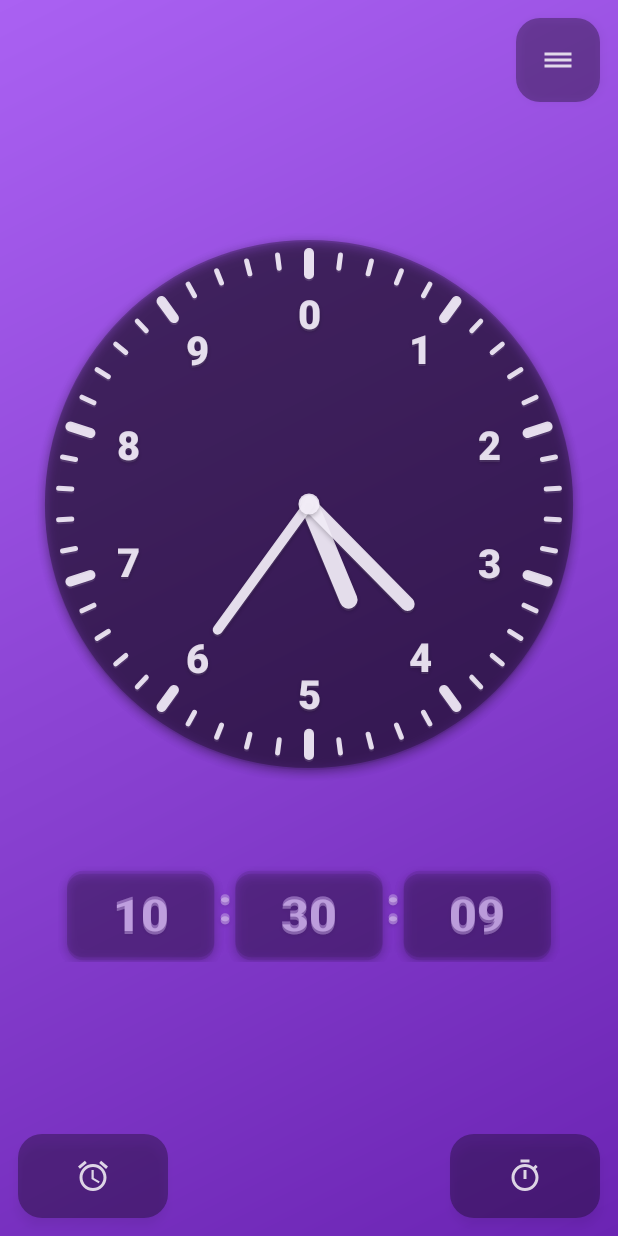
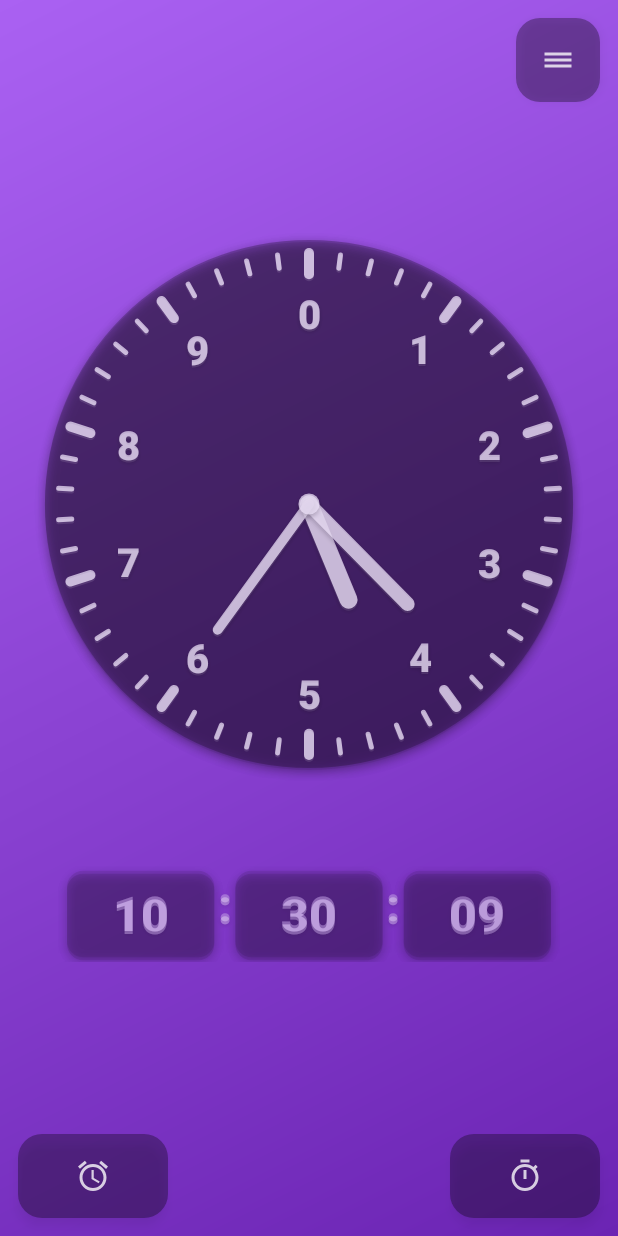
Before and after one commit to TheMrGrench/decimal-clock, an Android app: the screen it shows after launch (MainActivity), on a phone screen of 412 x 824 dp. Run offline under Robolectric (Android 15) with nearby library versions, the phone set to English and light mode, and no system bars.

Commit message:
Reduce contrast across all UI elements for consistency
Changed all elements from alpha=230 to alpha=200 (rgba 255,255,255,0.78):

Clock face elements:
- Numbers, marks, hands: alpha 230 → 200
- Center dot: alpha 230 → 200

Button icons:
- Removed app:tint from activity_main.xml (was overriding fillColor)
- ic_alarm, ic_timer, ic_menu_hamburger: fillColor #E6FFFFFF → #C8FFFFFF

All UI elements now match the visual opacity of card digits for unified appearance

```diff
--- a/app/src/main/java/com/decimalclock/DecimalClockView.kt
+++ b/app/src/main/java/com/decimalclock/DecimalClockView.kt
@@ -58,10 +58,10 @@ class DecimalClockView @JvmOverloads constructor(
             style = Paint.Style.FILL
         }
 
-        // Number paint - как на цифровом табло
+        // Number paint - точно как digitPaint на карточках
         numberPaint.apply {
             color = Color.WHITE
-            alpha = 230 // Немного менее контрастный
+            alpha = 200 // Как на карточках - более полупрозрачный
             textAlign = Paint.Align.CENTER
             typeface = Typeface.create("sans-serif-medium", Typeface.BOLD)
             setShadowLayer(4f, 0f, 2f, Color.parseColor("#40000000"))
@@ -70,15 +70,15 @@ class DecimalClockView @JvmOverloads constructor(
         // Mark paint - как цифры на карточках
         markPaint.apply {
             color = Color.WHITE
-            alpha = 230
+            alpha = 200 // Как на карточках
             style = Paint.Style.STROKE
             strokeCap = Paint.Cap.ROUND
         }
 
-        // Hand paint - менее контрастный
+        // Hand paint - как цифры на карточках
         handPaint.apply {
             color = Color.WHITE
-            alpha = 230
+            alpha = 200 // Как на карточках
             style = Paint.Style.STROKE
             strokeCap = Paint.Cap.ROUND
             setShadowLayer(4f, 0f, 2f, Color.parseColor("#40000000"))
@@ -87,7 +87,7 @@ class DecimalClockView @JvmOverloads constructor(
         // Center dot paint
         centerDotPaint.apply {
             color = Color.WHITE
-            alpha = 230
+            alpha = 200 // Как на карточках
             style = Paint.Style.FILL
             setShadowLayer(4f, 0f, 2f, Color.parseColor("#40000000"))
         }
--- a/app/src/main/res/drawable/ic_alarm.xml
+++ b/app/src/main/res/drawable/ic_alarm.xml
@@ -5,6 +5,6 @@
     android:viewportWidth="24"
     android:viewportHeight="24">
     <path
-        android:fillColor="#E6FFFFFF"
+        android:fillColor="#C8FFFFFF"
         android:pathData="M12,20c3.9,0 7,-3.1 7,-7s-3.1,-7 -7,-7 -7,3.1 -7,7 3.1,7 7,7zM12,4c4.97,0 9,4.03 9,9s-4.03,9 -9,9 -9,-4.03 -9,-9 4.03,-9 9,-9zM12.5,8L11,8v6l4.75,2.85 0.75,-1.23 -4,-2.37L12.5,8zM7.88,3.39L6.6,1.86 2,5.71l1.29,1.53 4.59,-3.85zM22,5.72l-4.6,-3.86 -1.29,1.53 4.6,3.86L22,5.72z"/>
 </vector>
--- a/app/src/main/res/drawable/ic_menu_hamburger.xml
+++ b/app/src/main/res/drawable/ic_menu_hamburger.xml
@@ -5,6 +5,6 @@
     android:viewportWidth="24"
     android:viewportHeight="24">
     <path
-        android:fillColor="#E6FFFFFF"
+        android:fillColor="#C8FFFFFF"
         android:pathData="M3,7h18v2H3V7z M3,11h18v2H3V11z M3,15h18v2H3V15z"/>
 </vector>
--- a/app/src/main/res/drawable/ic_timer.xml
+++ b/app/src/main/res/drawable/ic_timer.xml
@@ -5,6 +5,6 @@
     android:viewportWidth="24"
     android:viewportHeight="24">
     <path
-        android:fillColor="#E6FFFFFF"
+        android:fillColor="#C8FFFFFF"
         android:pathData="M15,1L9,1v2h6L15,1zM11,14h2L13,8h-2v6zM19.03,7.39l1.42,-1.42c-0.43,-0.51 -0.9,-0.99 -1.41,-1.41l-1.42,1.42C16.07,4.74 14.12,4 12,4c-4.97,0 -9,4.03 -9,9s4.02,9 9,9 9,-4.03 9,-9c0,-2.12 -0.74,-4.07 -1.97,-5.61zM12,20c-3.87,0 -7,-3.13 -7,-7s3.13,-7 7,-7 7,3.13 7,7 -3.13,7 -7,7z"/>
 </vector>
--- a/app/src/main/res/layout/activity_main.xml
+++ b/app/src/main/res/layout/activity_main.xml
@@ -58,7 +58,6 @@
         android:background="@drawable/button_card_style"
         android:scaleType="centerInside"
         android:padding="12dp"
-        app:tint="#E6FFFFFF"
         android:elevation="4dp"
         app:layout_constraintBottom_toBottomOf="parent"
         app:layout_constraintStart_toStartOf="parent" />
@@ -74,7 +73,6 @@
         android:background="@drawable/button_card_style"
         android:scaleType="centerInside"
         android:padding="12dp"
-        app:tint="#E6FFFFFF"
         android:elevation="4dp"
         app:layout_constraintBottom_toBottomOf="parent"
         app:layout_constraintEnd_toEndOf="parent" />
@@ -90,7 +88,6 @@
         android:background="@drawable/button_card_style"
         android:scaleType="centerInside"
         android:padding="12dp"
-        app:tint="#E6FFFFFF"
         android:elevation="4dp"
         app:layout_constraintTop_toTopOf="parent"
         app:layout_constraintEnd_toEndOf="parent" />
```
